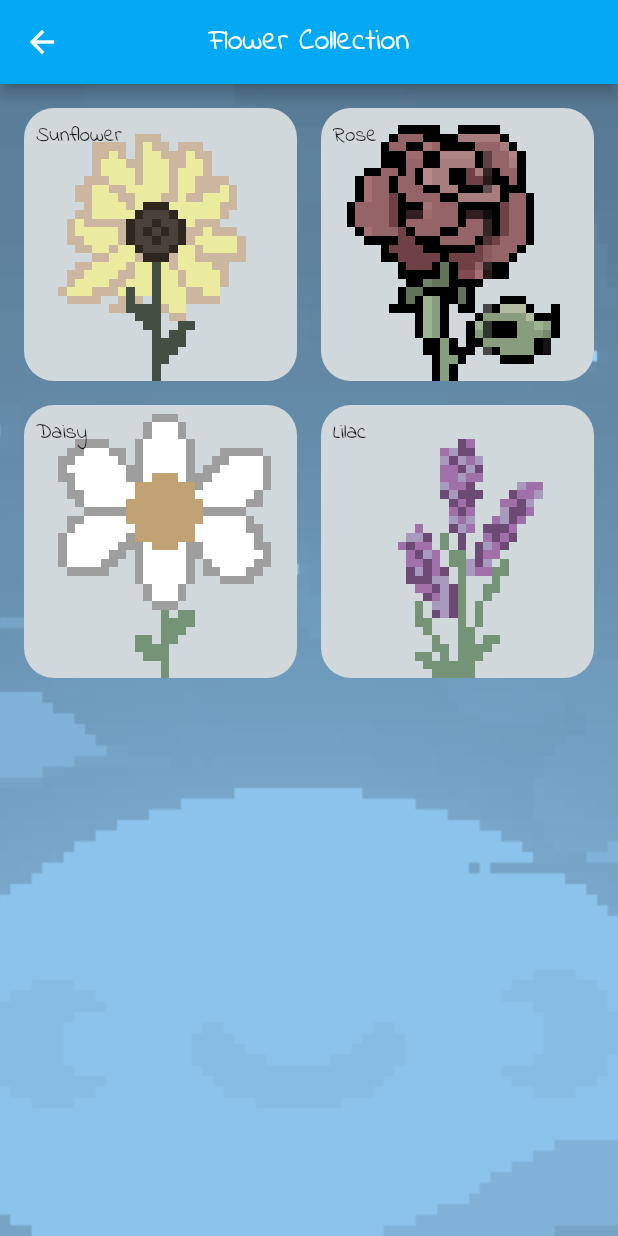
After one commit to yuuutong/Orbital-Project, a Flutter app: the screen it shows after launch, in the side drawer, after a tap on "Flower Collection", on a phone screen of 412 x 824 dp. The commit adds this screen. Run offline on Flutter 3.47's test engine with Material 2 defaults, Android fonts, the light colour scheme and no system bars; our stand-ins replace cloud_firestore, firebase_auth, firebase_core, fl_chart, flutter_spinkit, flutter_tags and 1 more; missing offline and left inert: dart:ffi; accounts and stored records are empty.

Commit message:
added flowers

```diff
--- a/sleeplah/lib/Component/flower_tile.dart
+++ b/sleeplah/lib/Component/flower_tile.dart
@@ -4,7 +4,7 @@ class Flower extends StatefulWidget {
   // const Flower({super.key});
 
   String flowerName;
-  AssetImage flowerImage;
+  String flowerImage;
 
   Flower(this.flowerName, this.flowerImage);
 
@@ -14,18 +14,27 @@ class Flower extends StatefulWidget {
 
 class _FlowerState extends State<Flower> {
   String flowerName;
-  AssetImage flowerImage;
+  String flowerImage;
 
   _FlowerState(this.flowerName, this.flowerImage);
 
   @override
   Widget build(BuildContext context) {
     return Container(
+      margin: const EdgeInsets.all(8.0),
       padding: const EdgeInsets.all(8.0),
       decoration: BoxDecoration(
-        image: DecorationImage(image: flowerImage),
+        image: DecorationImage(
+          image: Image(
+            image: AssetImage("assets/images/$flowerImage"),
+            filterQuality: FilterQuality.none,
+          ).image,
+          colorFilter: const ColorFilter.mode(Colors.white70, BlendMode.color),
+          fit: BoxFit.fill,
+          filterQuality: FilterQuality.none,
+        ),
         color: Colors.blueGrey,
-        borderRadius: BorderRadius.circular(10),
+        borderRadius: BorderRadius.circular(20),
       ),
       child: Text(flowerName),
     );
--- /dev/null
+++ b/sleeplah/lib/Screens/FlowerCollection.dart
@@ -0,0 +1,40 @@
+import 'package:flutter/material.dart';
+import 'package:sleeplah/Component/flower_tile.dart';
+
+class FlowerCollection extends StatefulWidget {
+  const FlowerCollection({Key? key}) : super(key: key);
+
+  @override
+  State<FlowerCollection> createState() => _FlowerCollectionState();
+}
+
+class _FlowerCollectionState extends State<FlowerCollection> {
+  @override
+  Widget build(BuildContext context) {
+    return Scaffold(
+      appBar: AppBar(
+        title: const Text("Flower Collection"),
+        backgroundColor: Colors.lightBlue,
+        centerTitle: true,
+      ),
+      body: Stack(children: [
+        const Positioned.fill(
+          child: Image(
+            image: AssetImage("assets/images/background.png"),
+            fit: BoxFit.fitHeight,
+          ),
+        ),
+        GridView.count(
+          crossAxisCount: 2,
+          padding: const EdgeInsets.all(8.0),
+          children: <Widget>[
+            Flower("Sunflower", "sunflower.png"),
+            Flower("Rose", "rose.png"),
+            Flower("Daisy", "daisy.png"),
+            Flower("Lilac", "lilac.png"),
+          ],
+        )
+      ]),
+    );
+  }
+}
--- a/sleeplah/lib/Screens/Home_Screen.dart
+++ b/sleeplah/lib/Screens/Home_Screen.dart
@@ -2,7 +2,7 @@ import 'package:firebase_auth/firebase_auth.dart';
 import 'package:flutter/material.dart';
 import 'package:sleeplah/Component/startSleepingButton.dart';
 import 'package:sleeplah/Component/wakeUpButton.dart';
-import 'package:sleeplah/Screens/Garden.dart';
+import 'package:sleeplah/Screens/FlowerCollection.dart';
 import 'package:sleeplah/login/log_in.dart';
 import 'package:sleeplah/Screens/Neighbourhood.dart';
 import 'package:sleeplah/Screens/Settings.dart';
@@ -53,7 +53,9 @@ class _HomeScreenState extends State<HomeScreen> {
               child: Stack(
                 alignment: Alignment.center,
                 children: const <Widget>[
-                  Image(image: AssetImage("assets/images/field.png")),
+                  Image(
+                      image: AssetImage("assets/images/field.png"),
+                      fit: BoxFit.fitWidth),
                   Image(image: AssetImage("assets/images/sunflower.png")),
                 ],
               ),
@@ -76,10 +78,10 @@ class _HomeScreenState extends State<HomeScreen> {
               child: Text('SleepLah!'),
             ),
             ListTile(
-              title: const Text('Garden'),
+              title: const Text('Flower Collection'),
               onTap: () {
                 Navigator.push(context,
-                    MaterialPageRoute(builder: (context) => const Garden()));
+                    MaterialPageRoute(builder: (context) => const FlowerCollection()));
               },
             ),
             ListTile(
--- a/sleeplah/lib/database.dart
+++ b/sleeplah/lib/database.dart
@@ -272,4 +272,6 @@ class DatabaseService {
     });
     return totalDuration;
   }
+
+
 }
```
Also changed, not shown: sleeplah/lib/Screens/Garden.dart (deleted, +0 -42 lines), sleeplah/assets/images/daisy.png (added), sleeplah/assets/images/lilac.png (added), sleeplah/assets/images/rose.png (added).
